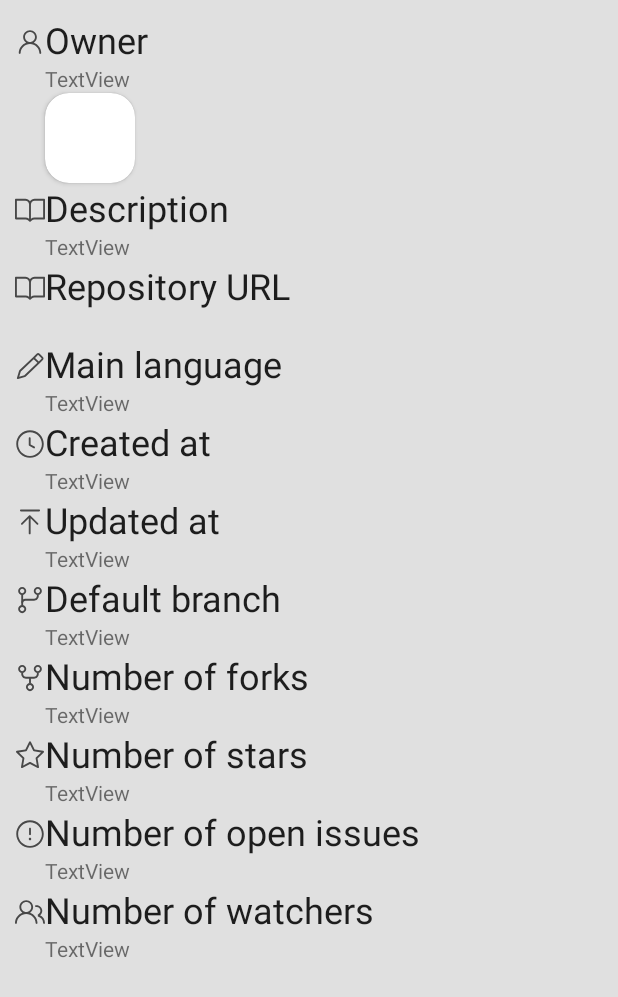
After one commit to kpaczos/Allegro_Intern_2022, an Android app: the layout fragment_repository.xml on its own in the app's theme, with its tools: preview values and no code run, on a phone screen of 412 x 824 dp. The commit adds this screen. Shown: the top 997 px of the screen. Run offline under Robolectric (Android 15) with nearby library versions, the phone set to English and light mode, and no system bars.

Commit message:
Layouts and Retrofit

```diff
--- a/app/src/main/AndroidManifest.xml
+++ b/app/src/main/AndroidManifest.xml
@@ -1,7 +1,7 @@
 <?xml version="1.0" encoding="utf-8"?>
 <manifest xmlns:android="http://schemas.android.com/apk/res/android"
     package="com.example.allegro_intern_2022">
-
+    <uses-permission android:name="android.permission.INTERNET"/>
     <application
         android:allowBackup="true"
         android:icon="@mipmap/ic_launcher"
--- a/app/src/main/java/com/example/allegro_intern_2022/MainActivity.kt
+++ b/app/src/main/java/com/example/allegro_intern_2022/MainActivity.kt
@@ -6,6 +6,6 @@ import android.os.Bundle
 class MainActivity : AppCompatActivity() {
     override fun onCreate(savedInstanceState: Bundle?) {
         super.onCreate(savedInstanceState)
-        setContentView(R.layout.activity_main)
+        setContentView(R.layout.fragment_list_repositories)
     }
 }
--- /dev/null
+++ b/app/src/main/java/com/example/allegro_intern_2022/models/RepoResponse.kt
@@ -0,0 +1,3 @@
+package com.example.allegro_intern_2022.models
+
+class RepoResponse : ArrayList<RepoResponseItem>()
--- /dev/null
+++ b/app/src/main/res/layout/fragment_repository.xml
@@ -0,0 +1,304 @@
+<?xml version="1.0" encoding="utf-8"?>
+<ScrollView xmlns:android="http://schemas.android.com/apk/res/android"
+    xmlns:tools="http://schemas.android.com/tools"
+    android:layout_width="match_parent"
+    android:layout_height="match_parent"
+    android:padding="10dp"
+    android:background="#E0E0E0"
+    xmlns:app="http://schemas.android.com/apk/res-auto">
+    <LinearLayout
+        android:layout_width="match_parent"
+        android:layout_height="wrap_content"
+        android:orientation="vertical">
+
+        <LinearLayout
+            android:layout_width="match_parent"
+            android:layout_height="wrap_content"
+            android:orientation="horizontal">
+            <ImageView
+                android:layout_width="20dp"
+                android:layout_height="20dp"
+                android:layout_marginTop="8dp"
+                android:alpha="0.8"
+                android:src="@drawable/ic_person"
+                />
+            <TextView
+                android:layout_width="wrap_content"
+                android:layout_height="wrap_content"
+                style="@style/TextAppearance.AppCompat.Headline"
+                android:text="Owner"
+                /></LinearLayout>
+
+        <TextView
+            android:layout_marginLeft="20dp"
+            android:id="@+id/login_tv"
+            android:layout_width="wrap_content"
+            android:layout_height="wrap_content"
+
+            android:text="TextView"
+            />
+        <androidx.cardview.widget.CardView
+            android:layout_width="wrap_content"
+            android:layout_height="wrap_content"
+            android:layout_marginLeft="20dp"
+            app:cardCornerRadius="16dp">
+            <ImageView
+                android:id="@+id/avatar_image"
+                android:layout_width="60dp"
+                android:layout_height="60dp"></ImageView>
+        </androidx.cardview.widget.CardView>
+
+        <LinearLayout
+            android:layout_width="match_parent"
+            android:layout_height="wrap_content"
+            android:orientation="horizontal">
+            <ImageView
+                android:layout_width="20dp"
+                android:layout_height="20dp"
+                android:layout_marginTop="8dp"
+                android:alpha="0.8"
+                android:src="@drawable/ic_book"
+                />
+            <TextView
+                android:layout_width="wrap_content"
+                android:layout_height="wrap_content"
+                style="@style/TextAppearance.AppCompat.Headline"
+                android:text="Description"
+                /></LinearLayout>
+
+        <TextView
+            android:layout_marginLeft="20dp"
+            android:id="@+id/descriptiontv"
+            android:layout_width="wrap_content"
+            android:layout_height="wrap_content"
+            android:text="TextView"
+            />
+        <LinearLayout
+            android:layout_width="match_parent"
+            android:layout_height="wrap_content"
+            android:orientation="horizontal">
+            <ImageView
+                android:layout_width="20dp"
+                android:layout_height="20dp"
+                android:layout_marginTop="8dp"
+                android:alpha="0.8"
+                android:src="@drawable/ic_book"
+                />
+            <TextView
+                android:layout_width="wrap_content"
+                android:layout_height="wrap_content"
+                style="@style/TextAppearance.AppCompat.Headline"
+                android:text="Repository URL"
+                /></LinearLayout>
+
+        <TextView
+            android:layout_marginLeft="20dp"
+            android:id="@+id/urltv"
+            android:layout_width="wrap_content"
+            android:layout_height="wrap_content"
+            android:text=""
+            />
+        <LinearLayout
+            android:layout_width="match_parent"
+            android:layout_height="wrap_content"
+            android:orientation="horizontal">
+            <ImageView
+                android:layout_width="20dp"
+                android:layout_height="20dp"
+                android:layout_marginTop="8dp"
+                android:alpha="0.8"
+                android:src="@drawable/ic_pencil"
+                />
+            <TextView
+                android:layout_width="wrap_content"
+                android:layout_height="wrap_content"
+                style="@style/TextAppearance.AppCompat.Headline"
+                android:text="Main language"
+                /></LinearLayout>
+
+        <TextView
+            android:layout_marginLeft="20dp"
+            android:id="@+id/languagetv"
+            android:layout_width="wrap_content"
+            android:layout_height="wrap_content"
+            android:text="TextView"
+            />
+        <LinearLayout
+            android:layout_width="match_parent"
+            android:layout_height="wrap_content"
+            android:orientation="horizontal">
+            <ImageView
+                android:layout_width="20dp"
+                android:layout_height="20dp"
+                android:layout_marginTop="8dp"
+                android:alpha="0.8"
+                android:src="@drawable/ic_clock"
+                />
+            <TextView
+                android:layout_width="wrap_content"
+                android:layout_height="wrap_content"
+                style="@style/TextAppearance.AppCompat.Headline"
+                android:text="Created at"
+                /></LinearLayout>
+
+        <TextView
+            android:layout_marginLeft="20dp"
+            android:id="@+id/created_at_tv"
+            android:layout_width="wrap_content"
+            android:layout_height="wrap_content"
+            android:text="TextView"
+            />
+        <LinearLayout
+            android:layout_width="match_parent"
+            android:layout_height="wrap_content"
+            android:orientation="horizontal">
+            <ImageView
+                android:layout_width="20dp"
+                android:layout_height="20dp"
+                android:layout_marginTop="8dp"
+                android:alpha="0.8"
+                android:src="@drawable/ic_upload"
+                />
+            <TextView
+                android:layout_width="wrap_content"
+                android:layout_height="wrap_content"
+                style="@style/TextAppearance.AppCompat.Headline"
+                android:text="Updated at"
+                /></LinearLayout>
+
+        <TextView
+            android:layout_marginLeft="20dp"
+            android:id="@+id/updated_at_tv"
+            android:layout_width="wrap_content"
+            android:layout_height="wrap_content"
+            android:text="TextView"
+            />
+        <LinearLayout
+            android:layout_width="match_parent"
+            android:layout_height="wrap_content"
+            android:orientation="horizontal">
+            <ImageView
+                android:layout_width="20dp"
+                android:layout_height="20dp"
+                android:layout_marginTop="8dp"
+                android:alpha="0.8"
+                android:src="@drawable/ic_git_branch"
+                />
+            <TextView
+                android:layout_width="wrap_content"
+                android:layout_height="wrap_content"
+                style="@style/TextAppearance.AppCompat.Headline"
+                android:text="Default branch"
+                /></LinearLayout>
+
+        <TextView
+            android:layout_marginLeft="20dp"
+            android:id="@+id/branch_tv"
+            android:layout_width="wrap_content"
+            android:layout_height="wrap_content"
+            android:text="TextView"
+            />
+        <LinearLayout
+            android:layout_width="match_parent"
+            android:layout_height="wrap_content"
+            android:orientation="horizontal">
+            <ImageView
+                android:layout_width="20dp"
+                android:layout_height="20dp"
+                android:layout_marginTop="8dp"
+                android:alpha="0.8"
+                android:src="@drawable/ic_git_fork"
+                />
+            <TextView
+                android:layout_width="wrap_content"
+                android:layout_height="wrap_content"
+                style="@style/TextAppearance.AppCompat.Headline"
+                android:text="Number of forks"
+                /></LinearLayout>
+
+        <TextView
+            android:layout_marginLeft="20dp"
+            android:id="@+id/forks_tv"
+            android:layout_width="wrap_content"
+            android:layout_height="wrap_content"
+            android:text="TextView"
+            />
+        <LinearLayout
+            android:layout_width="match_parent"
+            android:layout_height="wrap_content"
+            android:orientation="horizontal">
+            <ImageView
+                android:layout_width="20dp"
+                android:layout_height="20dp"
+                android:layout_marginTop="8dp"
+                android:alpha="0.8"
+                android:src="@drawable/ic_star"
+                />
+            <TextView
+                android:layout_width="wrap_content"
+                android:layout_height="wrap_content"
+                style="@style/TextAppearance.AppCompat.Headline"
+                android:text="Number of stars"
+                /></LinearLayout>
+
+        <TextView
+            android:layout_marginLeft="20dp"
+            android:id="@+id/stars_tv"
+            android:layout_width="wrap_content"
+            android:layout_height="wrap_content"
+            android:text="TextView"
+            />
+        <LinearLayout
+            android:layout_width="match_parent"
+            android:layout_height="wrap_content"
+            android:orientation="horizontal">
+            <ImageView
+                android:layout_width="20dp"
+                android:layout_height="20dp"
+                android:layout_marginTop="8dp"
+                android:alpha="0.8"
+                android:src="@drawable/ic_issue_opened"
+                />
+            <TextView
+                android:layout_width="wrap_content"
+                android:layout_height="wrap_content"
+                style="@style/TextAppearance.AppCompat.Headline"
+                android:text="Number of open issues"
+                /></LinearLayout>
+
+        <TextView
+            android:layout_marginLeft="20dp"
+            android:id="@+id/open_issues_tv"
+            android:layout_width="wrap_content"
+            android:layout_height="wrap_content"
+            android:text="TextView"
+            />
+        <LinearLayout
+            android:layout_width="match_parent"
+            android:layout_height="wrap_content"
+            android:orientation="horizontal">
+            <ImageView
+                android:layout_width="20dp"
+                android:layout_height="20dp"
+                android:layout_marginTop="8dp"
+                android:alpha="0.8"
+                android:src="@drawable/ic_people"
+                />
+            <TextView
+                android:layout_width="wrap_content"
+                android:layout_height="wrap_content"
+                style="@style/TextAppearance.AppCompat.Headline"
+                android:text="Number of watchers"
+                /></LinearLayout>
+
+        <TextView
+            android:layout_marginLeft="20dp"
+            android:id="@+id/watchers_tv"
+            android:layout_width="wrap_content"
+            android:layout_height="wrap_content"
+            android:text="TextView"
+            />
+
+
+    </LinearLayout>
+</ScrollView>
--- a/app/src/main/res/values/colors.xml
+++ b/app/src/main/res/values/colors.xml
@@ -7,4 +7,5 @@
     <color name="teal_700">#FF018786</color>
     <color name="black">#FF000000</color>
     <color name="white">#FFFFFFFF</color>
+    <color name="almost_black">#424242</color>
 </resources>
```
Also changed, not shown: app/build.gradle (+17 -0 lines), app/src/main/java/com/example/allegro_intern_2022/Constants.kt (added, +7 -0 lines), app/src/main/java/com/example/allegro_intern_2022/api/RepoAPI.kt (added, +11 -0 lines), app/src/main/java/com/example/allegro_intern_2022/api/RetrofitInstance.kt (added, +29 -0 lines), app/src/main/java/com/example/allegro_intern_2022/models/License.kt (added, +9 -0 lines), app/src/main/java/com/example/allegro_intern_2022/models/Owner.kt (added, +22 -0 lines), app/src/main/java/com/example/allegro_intern_2022/models/Permissions.kt (added, +9 -0 lines), app/src/main/java/com/example/allegro_intern_2022/models/RepoResponseItem.kt (added, +82 -0 lines), app/src/main/res/layout/fragment_list_repositories.xml (renamed from app/src/main/res/layout/activity_main.xml, +8 -6 lines), app/src/main/res/layout/item_repo_preview.xml (added, +46 -0 lines).
